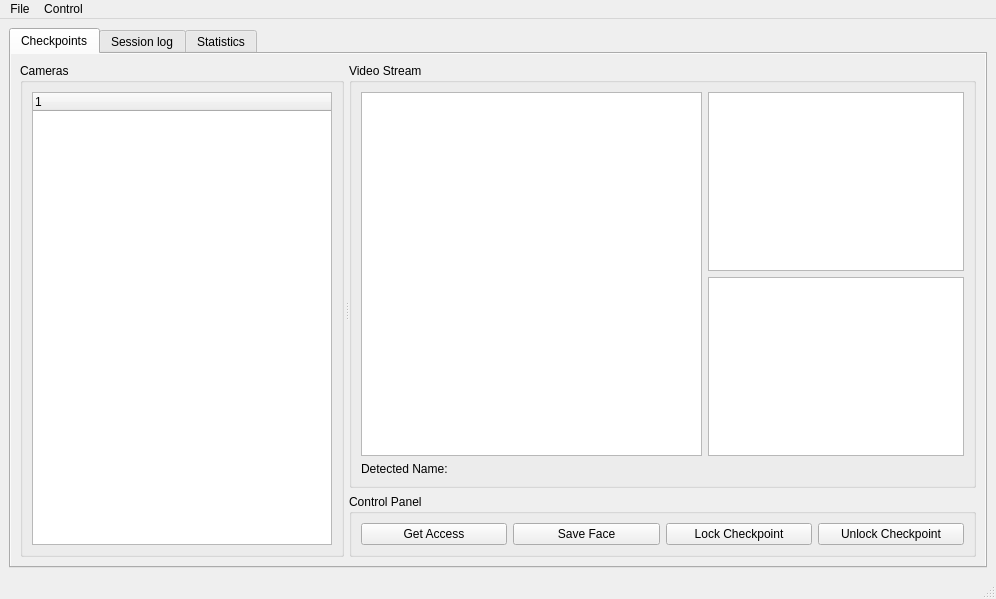
The window that BiometricACS/APP/UI/WindowMain.ui (tatuco/BiometricACS) describes before a commit, drawn with Qt 5.
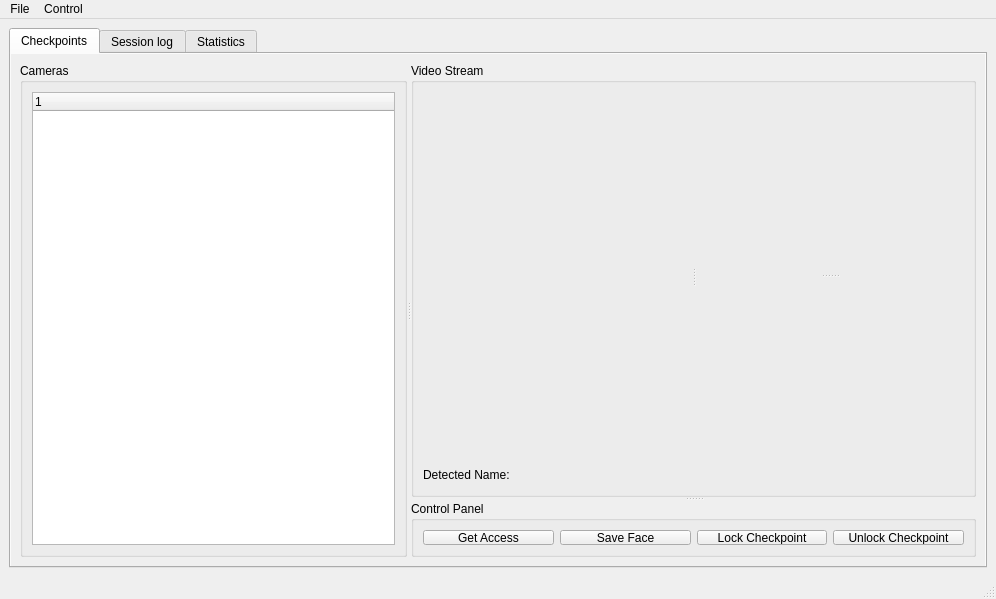
The same window after the commit.

Commit message: Data processing: Parallel data processing algorithm Subsystem: Video stream interception subsystem Subsystem: Video stream processing subsystem Subsystem: Decision making subsystem (sutb) MVC: Binding a data processing module with controllers. models and views

Patch:
```diff
--- a/BiometricACS/APP/UI/WindowMain.ui
+++ b/BiometricACS/APP/UI/WindowMain.ui
@@ -31,15 +31,12 @@
        <attribute name="title">
         <string>Сheckpoints</string>
        </attribute>
-       <layout class="QGridLayout" name="gridLayout_3">
+       <layout class="QGridLayout" name="gridLayout_6">
         <item row="0" column="0">
-         <widget class="QSplitter" name="splitter">
+         <widget class="QSplitter" name="splitter_4">
           <property name="orientation">
            <enum>Qt::Horizontal</enum>
           </property>
-          <property name="handleWidth">
-           <number>5</number>
-          </property>
           <widget class="QGroupBox" name="gbCameras">
            <property name="autoFillBackground">
             <bool>false</bool>
@@ -47,7 +44,7 @@
            <property name="title">
             <string>Cameras</string>
            </property>
-           <layout class="QGridLayout" name="gridLayout_6">
+           <layout class="QGridLayout" name="gridLayout">
             <item row="0" column="0">
              <widget class="QTreeWidget" name="treeCameras">
               <column>
@@ -59,32 +56,50 @@
             </item>
            </layout>
           </widget>
-          <widget class="QWidget" name="layoutWidget">
-           <layout class="QVBoxLayout" name="verticalLayout">
-            <item>
+          <widget class="QSplitter" name="splitter">
+           <property name="orientation">
+            <enum>Qt::Vertical</enum>
+           </property>
              <widget class="QGroupBox" name="gbVideoStream">
               <property name="title">
                <string>Video Stream</string>
               </property>
-              <layout class="QGridLayout" name="gridLayout" columnstretch="2,0">
-               <item row="0" column="1">
-                <widget class="QGraphicsView" name="gvLandmarksDetection"/>
-               </item>
-               <item row="0" column="0" rowspan="2">
-                <widget class="QGraphicsView" name="gvFaceDetection">
-                 <property name="frameShape">
-                  <enum>QFrame::StyledPanel</enum>
-                 </property>
-                 <property name="frameShadow">
-                  <enum>QFrame::Sunken</enum>
-                 </property>
-                </widget>
-               </item>
-               <item row="1" column="1">
-                <widget class="QGraphicsView" name="gvFaceNormalization"/>
-               </item>
-               <item row="2" column="0" colspan="2">
+            <layout class="QGridLayout" name="gridLayout_3" rowstretch="0,0">
+             <item row="0" column="0">
+              <widget class="QSplitter" name="splitter_3">
+               <property name="orientation">
+                <enum>Qt::Horizontal</enum>
+               </property>
+               <widget class="QLabel" name="gvFaceDetection">
+                <property name="text">
+                 <string/>
+                </property>
+               </widget>
+               <widget class="QSplitter" name="splitter_2">
+                <property name="orientation">
+                 <enum>Qt::Vertical</enum>
+                </property>
+                <widget class="QLabel" name="gvLandmarksDetection">
+                 <property name="text">
+                  <string/>
+                 </property>
+                </widget>
+                <widget class="QLabel" name="gvFaceNormalization">
+                 <property name="text">
+                  <string/>
+                 </property>
+                </widget>
+               </widget>
+              </widget>
+             </item>
+             <item row="1" column="0">
                 <widget class="QLabel" name="lblDetectedName">
+               <property name="maximumSize">
+                <size>
+                 <width>16777215</width>
+                 <height>20</height>
+                </size>
+               </property>
                  <property name="text">
                   <string>Detected Name:</string>
                  </property>
@@ -92,9 +107,19 @@
                </item>
               </layout>
              </widget>
-            </item>
-            <item>
              <widget class="QGroupBox" name="gbControlPanel">
+            <property name="sizePolicy">
+             <sizepolicy hsizetype="Minimum" vsizetype="Minimum">
+              <horstretch>0</horstretch>
+              <verstretch>0</verstretch>
+             </sizepolicy>
+            </property>
+            <property name="maximumSize">
+             <size>
+              <width>16777215</width>
+              <height>56</height>
+             </size>
+            </property>
               <property name="title">
                <string>Control Panel</string>
               </property>
@@ -129,8 +154,6 @@
                </item>
               </layout>
              </widget>
-            </item>
-           </layout>
           </widget>
          </widget>
         </item>
```
Left out of the diff: 3 changed lines with no effect on the pictures. Lines whose indentation alone changed are shown as unchanged. The commit also changes 37 other files.
